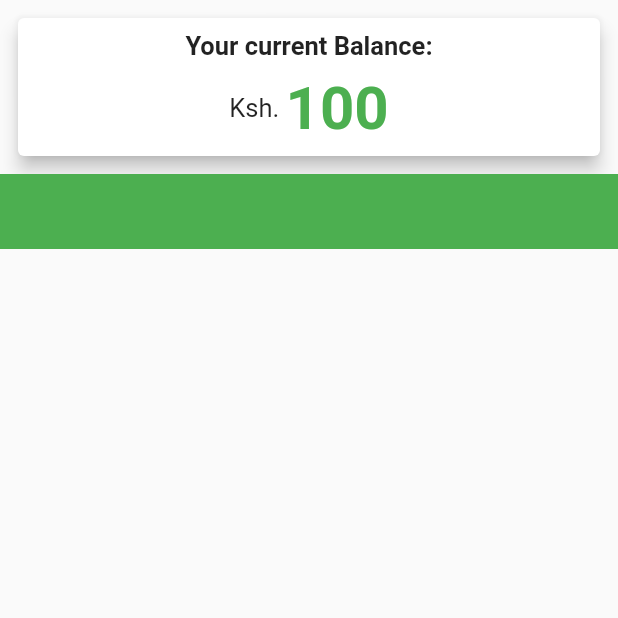
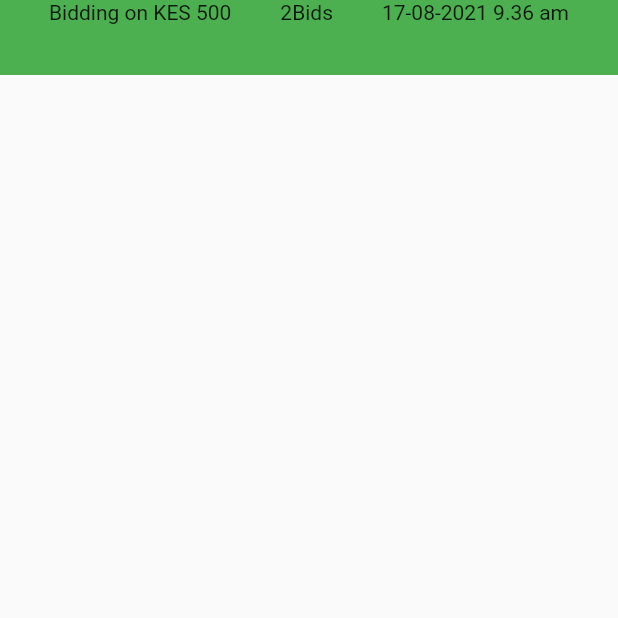
Before and after one commit to RonnyK36/bid-palour, a Flutter app: the ActiveBids screen opened directly, on a phone screen of 412 x 824 dp, the top half of it. Run offline on Flutter 3.47's test engine with Material 2 defaults, Android fonts, the light colour scheme and no system bars; our stand-ins replace carousel_slider, cloud_firestore, country_code_picker, firebase_auth, fluttertoast, get and 1 more; missing offline and left inert: flutterwave; accounts and stored records are empty.

Commit message:
Active bids UI

```diff
--- a/lib/pages/active_bids.dart
+++ b/lib/pages/active_bids.dart
@@ -14,52 +14,73 @@ class _ActiveBidsState extends State<ActiveBids> {
     return Scaffold(
       body: ListView(
         children: [
-          Padding(
-            padding: const EdgeInsets.all(8.0),
-            child: Container(
-              height: 100,
+          Container(
+            height: 50,
             width: double.infinity,
-              // color: Colors.green,
-              child: Card(
-                elevation: 5,
-                child: Column(
+            decoration: BoxDecoration(
+              color: Colors.green,
+            ),
+            child: Column(children: [
+              Row(
                 mainAxisAlignment: MainAxisAlignment.spaceEvenly,
                 children: [
-                    Text(
-                      'Your current Balance:',
-                      style: kAccountText,
-                    ),
+                  Text('Bidding on KES 500'),
                   Row(
-                      mainAxisAlignment: MainAxisAlignment.center,
                     children: [
-                        Text(
-                          'Ksh. ',
-                          style: TextStyle(
-                            fontSize: 17,
-                          ),
+                      Text('2'),
+                      Text('Bids'),
+                    ],
                   ),
                   Text(
-                          '100',
-                          style: TextStyle(
-                            fontSize: 40,
-                            color: Colors.green,
-                            fontWeight: FontWeight.bold,
-                          ),
+                    '17-08-2021 9.36 am',
                   ),
                 ],
               ),
-                  ],
-                ),
-              ),
-            ),
-          ),
-          Container(
-            height: 50,
-            width: double.infinity,
-            color: Colors.green,
+            ]),
           ),
         ],
       ),
     );
   }
 }
+
+
+//  Padding(
+//             padding: const EdgeInsets.all(8.0),
+//             child: Container(
+//               height: 100,
+//               width: double.infinity,
+//               // color: Colors.green,
+//               child: Card(
+//                 elevation: 5,
+//                 child: Column(
+//                   mainAxisAlignment: MainAxisAlignment.spaceEvenly,
+//                   children: [
+//                     Text(
+//                       'Your current Balance:',
+//                       style: kAccountText,
+//                     ),
+//                     Row(
+//                       mainAxisAlignment: MainAxisAlignment.center,
+//                       children: [
+//                         Text(
+//                           'Ksh. ',
+//                           style: TextStyle(
+//                             fontSize: 17,
+//                           ),
+//                         ),
+//                         Text(
+//                           '100',
+//                           style: TextStyle(
+//                             fontSize: 40,
+//                             color: Colors.green,
+//                             fontWeight: FontWeight.bold,
+//                           ),
+//                         ),
+//                       ],
+//                     ),
+//                   ],
+//                 ),
+//               ),
+//             ),
+//           ),
```
Lines whose indentation alone changed are shown as unchanged.
